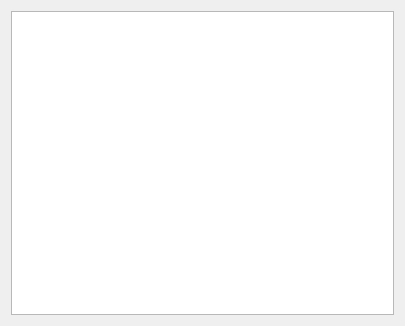
This is src/modules/ui/graphicsscene/graphicsscene.ui in michimussato/pypelyne2 as Qt 5 draws it before an edit. The edited form follows.
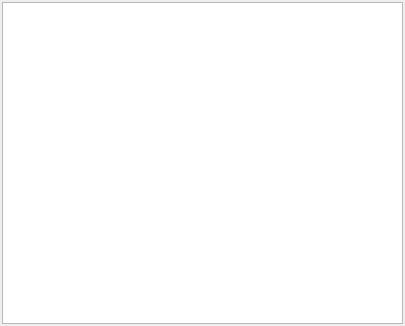
This is the edited form.

```diff
--- a/src/modules/ui/graphicsscene/graphicsscene.ui
+++ b/src/modules/ui/graphicsscene/graphicsscene.ui
@@ -14,6 +14,9 @@
    <string>Form</string>
   </property>
   <layout class="QGridLayout" name="gridLayout_2">
+   <property name="margin">
+    <number>2</number>
+   </property>
    <item row="0" column="0">
     <widget class="QGraphicsView" name="graphicssceneui"/>
    </item>
```
